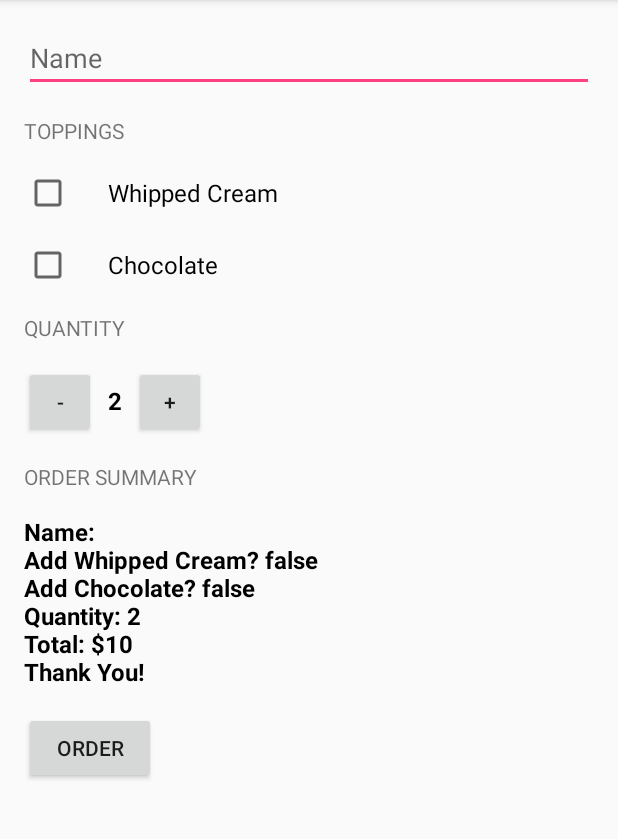
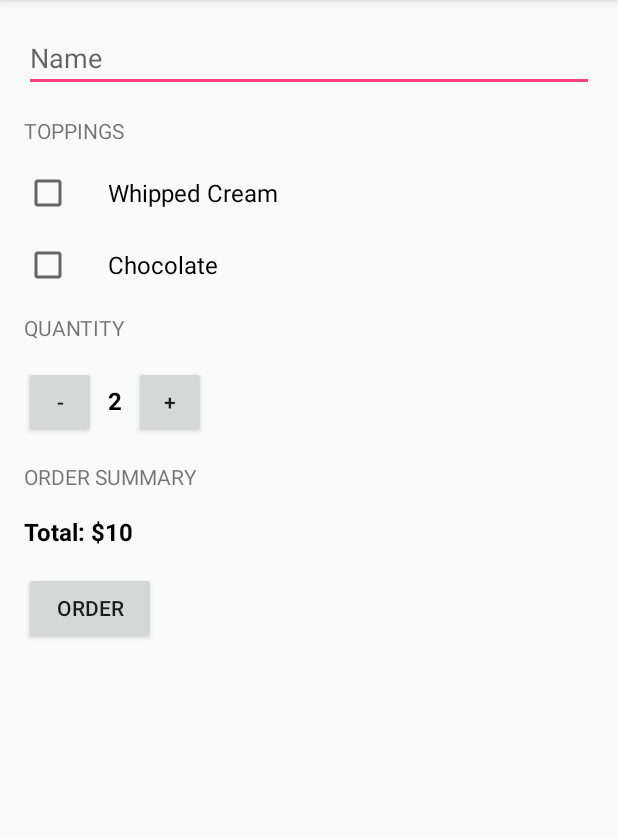
Before and after one commit to Saurin10/JustJava, an Android app: the screen it shows after launch (MainActivity), after a tap on "ORDER", on a phone screen of 412 x 824 dp, the part 84-923 px from its top. Run offline under Robolectric (Android 15) with nearby library versions, the phone set to English and light mode, and no system bars.

```diff
--- a/app/src/main/java/com/example/android/justjava/MainActivity.java
+++ b/app/src/main/java/com/example/android/justjava/MainActivity.java
@@ -1,15 +1,13 @@
 package com.example.android.justjava;
 
 
+import android.content.Intent;
 import android.os.Bundle;
 import android.support.v7.app.AppCompatActivity;
-import android.util.Log;
 import android.view.View;
 import android.widget.CheckBox;
 import android.widget.EditText;
 import android.widget.TextView;
-
-import java.text.NumberFormat;
 
 /**
  * This app displays an order form to order coffee.
@@ -33,19 +31,34 @@ public class MainActivity extends AppCompatActivity {
         //Name
         String userName = ((EditText) findViewById(R.id.UserName)).getText().toString();
         //CheckBox
-        CheckBox whippedCreamStatus = (CheckBox) findViewById(R.id.whippedCreamCheckBox);
+        CheckBox whippedCreamStatus = findViewById(R.id.whippedCreamCheckBox);
         boolean hasWhippedCream = whippedCreamStatus.isChecked();
-        int price = calculatePrice();
         boolean hasChocolate = ((CheckBox) findViewById(R.id.chocolate_checkbox)).isChecked();
+        int price = calculatePrice(hasWhippedCream, hasChocolate);
         String printMessage = createOrderSummary(price, hasWhippedCream, hasChocolate, userName);
-        displayMessage(printMessage);
+        //displayMessage(printMessage);
+        Intent intent = new Intent(Intent.ACTION_SEND);
+        intent.setType("text/html");
+        intent.putExtra(Intent.EXTRA_EMAIL, "saurinhdave@gmail.com");
+        intent.putExtra(Intent.EXTRA_SUBJECT,"Test Android Intent");
+        intent.putExtra(Intent.EXTRA_TEXT, printMessage);
+        if(intent.resolveActivity(getPackageManager()) != null) {
+            startActivity(intent);
+        }
     }
 
     /**
      * This method will calculate the total price.
      */
-    private int calculatePrice() {
-        return (quantity * 5);
+    private int calculatePrice(boolean hasWhippedCream, boolean hasChocolate) {
+        int basePrice = 5;
+        if(hasWhippedCream) {
+            basePrice += 1;
+        }
+        if(hasChocolate) {
+            basePrice += 2;
+        }
+        return (quantity * basePrice);
     }
 
     /**
@@ -67,7 +80,7 @@ public class MainActivity extends AppCompatActivity {
      * This method displays the given quantity value on the screen.
      */
     private void displayQuantity(int number) {
-        TextView quantityTextView = (TextView) findViewById(R.id.quantity_text_view);
+        TextView quantityTextView = findViewById(R.id.quantity_text_view);
         quantityTextView.setText("" + number);
     }
 
@@ -75,7 +88,12 @@ public class MainActivity extends AppCompatActivity {
      * This method increments the price on screen.
      */
     public void increment(View view) {
-        quantity = quantity + 1;
+        if (quantity == 10) {
+            quantity = 10;
+        }
+        else {
+            quantity += 1;
+        }
         displayQuantity(quantity);
     }
 
@@ -83,7 +101,12 @@ public class MainActivity extends AppCompatActivity {
      * This method decrements the price on screen.
      */
     public void decrement(View view) {
-        quantity = quantity - 1;
+        if(quantity == 1) {
+            quantity = 1;
+        }
+        else {
+            quantity -= 1;
+        }
         displayQuantity(quantity);
     }
 
@@ -91,7 +114,7 @@ public class MainActivity extends AppCompatActivity {
      * This method displays the given text on the screen.
      */
     private void displayMessage(String message) {
-        TextView orderSummaryTextView = (TextView) findViewById(R.id.order_summary_text_view);
+        TextView orderSummaryTextView = findViewById(R.id.order_summary_text_view);
         orderSummaryTextView.setText(message);
     }
 }
```
